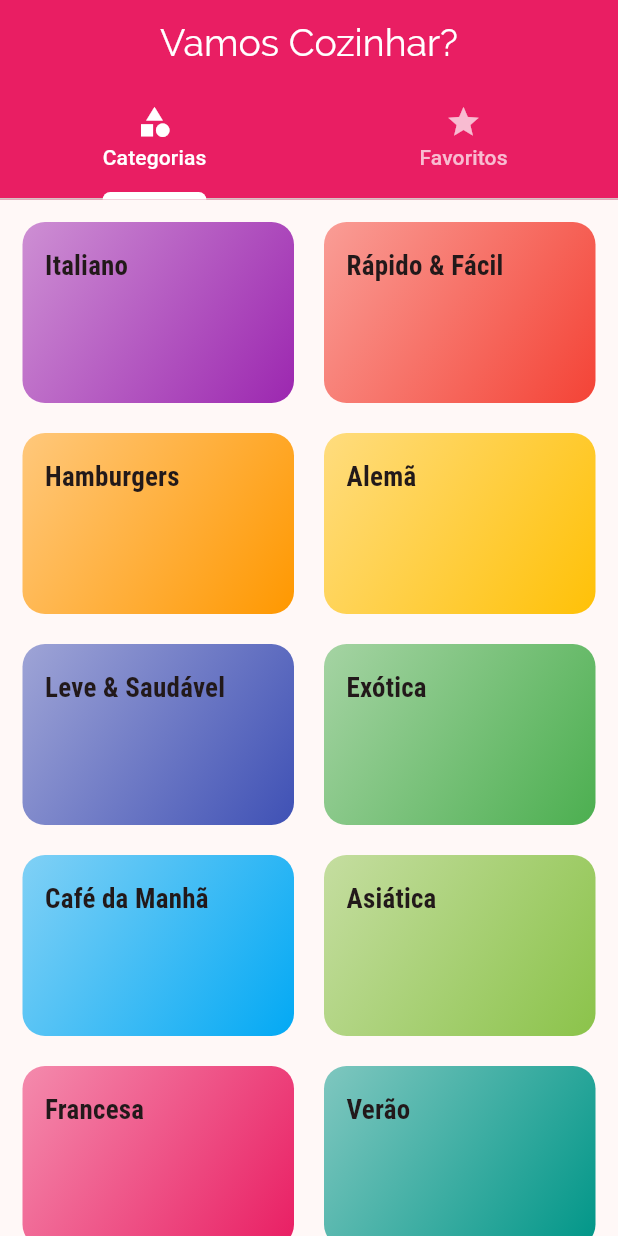
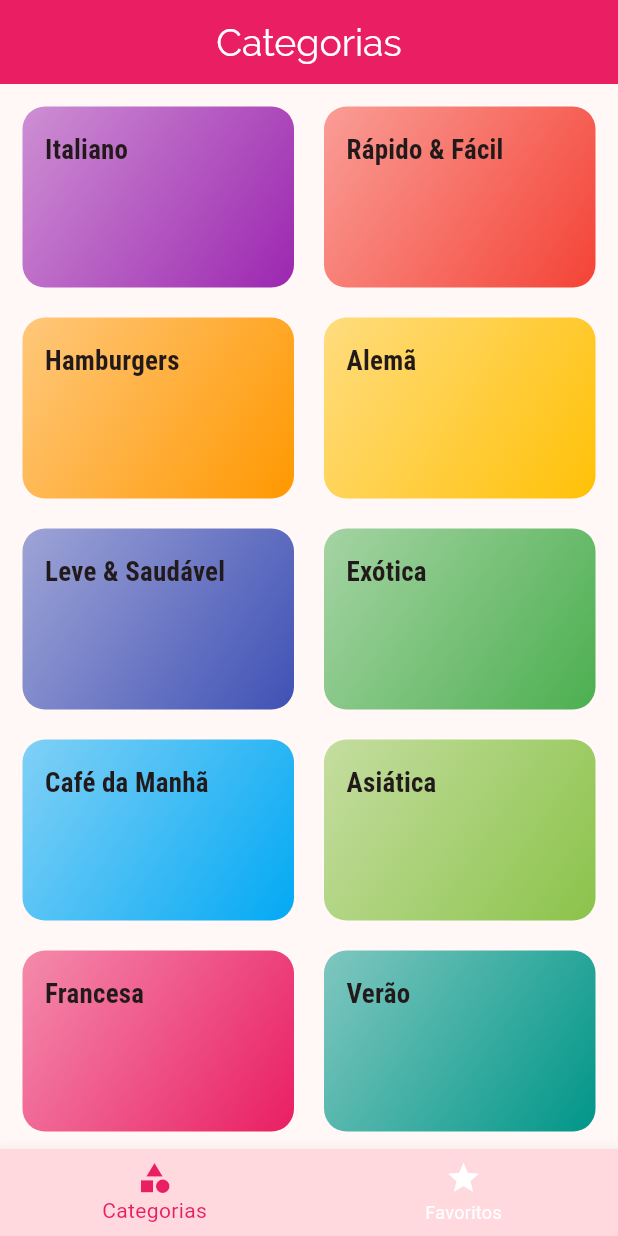
Before and after one commit to cleitonaraujo89/meals, a Flutter app: the screen it shows after launch, on a phone screen of 412 x 824 dp. Run offline on Flutter 3.47's test engine with Material 3 defaults, Android fonts, the phone set to English and light mode, and no system bars.

Commit message:
mudança na TabBar (botton)

```diff
--- a/lib/screens/tabs_screen.dart
+++ b/lib/screens/tabs_screen.dart
@@ -4,44 +4,56 @@ import 'package:flutter/material.dart';
 import 'categories_screen.dart';
 import 'favorite_screen.dart';
 
-class TabsScreen extends StatelessWidget {
+class TabsScreen extends StatefulWidget {
   const TabsScreen({super.key});
+
+  @override
+  State<TabsScreen> createState() => _TabsScreenState();
+}
+
+class _TabsScreenState extends State<TabsScreen> {
+  int _selectedScreenIndex = 0; //começa com a tela inicial
+
+  final List<Map<String, Object>> _screens = [
+    {'title': 'Categorias', 'screen': CategoriesScreen()},
+    {'title': 'Meus Favoritos', 'screen': FavoriteScreen()},
+  ];
+
+  _selectScreen(int index) {
+    setState(() {
+      _selectedScreenIndex = index;
+    });
+  }
 
   @override
   Widget build(BuildContext context) {
     //Controlador de abas
-    return DefaultTabController(
-      length: 2, // indica q serão 2 abas
-      child: Scaffold(
-        appBar: AppBar(
-          title: Text('Vamos Cozinhar?'),
-          //abaixo do titulo a TabBar contendo as 2 abas
-          bottom: TabBar(
-              labelColor: Colors.white, //cor da ativa
-              unselectedLabelColor: Colors.white70, // cor da não ativa
-              indicatorColor: Colors.white, // cor do tracinho
-              //indicatorSize: TabBarIndicatorSize.tab, // outro modelo de traço
-              indicatorWeight: 5, // altura do traço
-              // lista contendo o que sera exibido na tab 1 e 2
-              tabs: [
-                Tab(
-                  icon: Icon(Icons.category),
-                  text: 'Categorias',
-                ),
-                Tab(
-                  icon: Icon(Icons.star),
-                  text: 'Favoritos',
-                )
-              ]),
-        ),
-        // no body temos a lista das telas que serão exibidas em cada aba
-        body: TabBarView(
-          children: [
-            CategoriesScreen(),
-            FavoriteScreen(),
-          ],
-        ),
+    return Scaffold(
+      appBar: AppBar(
+        title: Text(_screens[_selectedScreenIndex]['title'] as String),
       ),
+      // no body temos a lista das telas que serão exibidas em cada aba
+      body: _screens[_selectedScreenIndex]['screen'] as Widget,
+      bottomNavigationBar: BottomNavigationBar(
+          backgroundColor: Theme.of(context).colorScheme.primaryFixed,
+          selectedItemColor: Colors.pink,
+          unselectedItemColor: Colors.white,
+          // type: BottomNavigationBarType.shifting, faz um movimento quando selecionado
+          currentIndex: _selectedScreenIndex,
+          onTap:
+              _selectScreen, // ao toque ativa a função e passa o index do item clicado
+          items: [
+            BottomNavigationBarItem(
+              //backgroundColor: Theme.of(context).colorScheme.primaryFixed,
+              icon: Icon(Icons.category),
+              label: 'Categorias',
+            ),
+            BottomNavigationBarItem(
+              //backgroundColor: Theme.of(context).colorScheme.primaryFixed,
+              icon: Icon(Icons.star),
+              label: 'Favoritos',
+            )
+          ]),
     );
   }
 }
```
